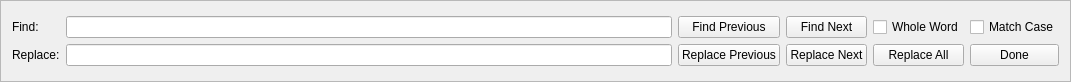
First picture: the form in src/propelleride/forms/finder_flat.ui, repository parallaxinc/PropellerIDE, before the edit.
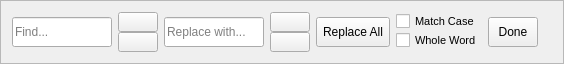
Second picture: the form after the edit. Icons and pictures are not drawn.

Commit message: Improve usability and design of Finder widget

```diff
--- a/src/propelleride/forms/finder_flat.ui
+++ b/src/propelleride/forms/finder_flat.ui
@@ -6,8 +6,8 @@
    <rect>
     <x>0</x>
     <y>0</y>
-    <width>1071</width>
-    <height>82</height>
+    <width>564</width>
+    <height>62</height>
    </rect>
   </property>
   <property name="sizePolicy">
@@ -16,12 +16,6 @@
     <verstretch>0</verstretch>
    </sizepolicy>
   </property>
-  <property name="maximumSize">
-   <size>
-    <width>16777215</width>
-    <height>82</height>
-   </size>
-  </property>
   <property name="windowTitle">
    <string>Frame</string>
   </property>
@@ -31,100 +25,287 @@
   <property name="frameShadow">
    <enum>QFrame::Raised</enum>
   </property>
-  <layout class="QVBoxLayout" name="verticalLayout">
+  <layout class="QHBoxLayout" name="horizontalLayout">
    <item>
-    <layout class="QGridLayout" name="gridLayout">
-     <item row="0" column="1">
-      <widget class="QLineEdit" name="findEdit">
+    <widget class="QLineEdit" name="findEdit">
+     <property name="minimumSize">
+      <size>
+       <width>100</width>
+       <height>30</height>
+      </size>
+     </property>
+     <property name="maximumSize">
+      <size>
+       <width>300</width>
+       <height>16777215</height>
+      </size>
+     </property>
+     <property name="toolTip">
+      <string>Find</string>
+     </property>
+     <property name="statusTip">
+      <string>Find</string>
+     </property>
+     <property name="text">
+      <string/>
+     </property>
+     <property name="placeholderText">
+      <string>Find...</string>
+     </property>
+    </widget>
+   </item>
+   <item>
+    <layout class="QVBoxLayout" name="verticalLayout_2">
+     <property name="spacing">
+      <number>0</number>
+     </property>
+     <item>
+      <widget class="QToolButton" name="findPrevious">
        <property name="minimumSize">
         <size>
-         <width>192</width>
+         <width>40</width>
          <height>0</height>
         </size>
        </property>
+       <property name="maximumSize">
+        <size>
+         <width>40</width>
+         <height>20</height>
+        </size>
+       </property>
+       <property name="toolTip">
+        <string>Find Previous</string>
+       </property>
+       <property name="statusTip">
+        <string>Find Previous</string>
+       </property>
+       <property name="text">
+        <string/>
+       </property>
+       <property name="icon">
+        <iconset resource="../icons/icons.qrc">
+         <normaloff>:/icons/find-previous-pressed.png</normaloff>:/icons/find-previous-pressed.png</iconset>
+       </property>
+       <property name="iconSize">
+        <size>
+         <width>24</width>
+         <height>24</height>
+        </size>
+       </property>
       </widget>
      </item>
-     <item row="0" column="2">
-      <widget class="QPushButton" name="findPrevious">
+     <item>
+      <widget class="QToolButton" name="findNext">
+       <property name="minimumSize">
+        <size>
+         <width>40</width>
+         <height>0</height>
+        </size>
+       </property>
+       <property name="maximumSize">
+        <size>
+         <width>40</width>
+         <height>20</height>
+        </size>
+       </property>
+       <property name="toolTip">
+        <string>Find Next</string>
+       </property>
+       <property name="statusTip">
+        <string>Find Next</string>
+       </property>
        <property name="text">
-        <string>Find Previous</string>
+        <string/>
        </property>
       </widget>
      </item>
-     <item row="0" column="3">
-      <widget class="QPushButton" name="findNext">
+    </layout>
+   </item>
+   <item>
+    <widget class="QLineEdit" name="replaceEdit">
+     <property name="minimumSize">
+      <size>
+       <width>100</width>
+       <height>30</height>
+      </size>
+     </property>
+     <property name="maximumSize">
+      <size>
+       <width>300</width>
+       <height>16777215</height>
+      </size>
+     </property>
+     <property name="toolTip">
+      <string>Replace With</string>
+     </property>
+     <property name="statusTip">
+      <string>Replace With</string>
+     </property>
+     <property name="text">
+      <string/>
+     </property>
+     <property name="placeholderText">
+      <string>Replace with...</string>
+     </property>
+    </widget>
+   </item>
+   <item>
+    <layout class="QVBoxLayout" name="verticalLayout_3">
+     <property name="spacing">
+      <number>0</number>
+     </property>
+     <item>
+      <widget class="QToolButton" name="replacePrevious">
+       <property name="minimumSize">
+        <size>
+         <width>40</width>
+         <height>0</height>
+        </size>
+       </property>
+       <property name="maximumSize">
+        <size>
+         <width>40</width>
+         <height>20</height>
+        </size>
+       </property>
+       <property name="toolTip">
+        <string>Replace Previous</string>
+       </property>
+       <property name="statusTip">
+        <string>Replace Previous</string>
+       </property>
        <property name="text">
-        <string>Find Next</string>
+        <string/>
        </property>
       </widget>
      </item>
-     <item row="0" column="4">
-      <widget class="QCheckBox" name="wholeWord">
+     <item>
+      <widget class="QToolButton" name="replaceNext">
+       <property name="minimumSize">
+        <size>
+         <width>40</width>
+         <height>0</height>
+        </size>
+       </property>
+       <property name="maximumSize">
+        <size>
+         <width>40</width>
+         <height>20</height>
+        </size>
+       </property>
+       <property name="toolTip">
+        <string>Replace Next</string>
+       </property>
+       <property name="statusTip">
+        <string>Replace Next</string>
+       </property>
        <property name="text">
-        <string>Whole Word</string>
+        <string/>
        </property>
       </widget>
      </item>
-     <item row="0" column="5">
+    </layout>
+   </item>
+   <item>
+    <widget class="QToolButton" name="replaceAll">
+     <property name="minimumSize">
+      <size>
+       <width>0</width>
+       <height>30</height>
+      </size>
+     </property>
+     <property name="toolTip">
+      <string>Replace All</string>
+     </property>
+     <property name="statusTip">
+      <string>Replace All</string>
+     </property>
+     <property name="text">
+      <string>Replace All</string>
+     </property>
+    </widget>
+   </item>
+   <item>
+    <layout class="QVBoxLayout" name="verticalLayout">
+     <property name="spacing">
+      <number>0</number>
+     </property>
+     <item>
       <widget class="QCheckBox" name="matchCase">
-       <property name="text">
+       <property name="font">
+        <font>
+         <pointsize>8</pointsize>
+        </font>
+       </property>
+       <property name="toolTip">
         <string>Match Case</string>
        </property>
-      </widget>
-     </item>
-     <item row="1" column="1">
-      <widget class="QLineEdit" name="replaceEdit"/>
-     </item>
-     <item row="1" column="2">
-      <widget class="QPushButton" name="replacePrevious">
-       <property name="text">
-        <string>Replace Previous</string>
+       <property name="statusTip">
+        <string>Match Case</string>
        </property>
-      </widget>
-     </item>
-     <item row="1" column="3">
-      <widget class="QPushButton" name="replaceNext">
        <property name="text">
-        <string>Replace Next</string>
+        <string>Match Case</string>
        </property>
-      </widget>
-     </item>
-     <item row="1" column="4">
-      <widget class="QPushButton" name="replaceAll">
-       <property name="text">
-        <string>Replace All</string>
+       <property name="checkable">
+        <bool>true</bool>
        </property>
       </widget>
      </item>
-     <item row="1" column="5">
-      <widget class="QPushButton" name="doneButton">
-       <property name="sizePolicy">
-        <sizepolicy hsizetype="Minimum" vsizetype="Fixed">
-         <horstretch>0</horstretch>
-         <verstretch>0</verstretch>
-        </sizepolicy>
+     <item>
+      <widget class="QCheckBox" name="wholeWord">
+       <property name="font">
+        <font>
+         <pointsize>8</pointsize>
+        </font>
        </property>
-       <property name="text">
-        <string>Done</string>
+       <property name="toolTip">
+        <string>Whole Word</string>
        </property>
-      </widget>
-     </item>
-     <item row="0" column="0">
-      <widget class="QLabel" name="findLabel">
-       <property name="text">
-        <string>Find:</string>
+       <property name="statusTip">
+        <string>Whole Word</string>
        </property>
-      </widget>
-     </item>
-     <item row="1" column="0">
-      <widget class="QLabel" name="replaceLabel">
        <property name="text">
-        <string>Replace:</string>
+        <string>Whole Word</string>
+       </property>
+       <property name="checkable">
+        <bool>true</bool>
        </property>
       </widget>
      </item>
     </layout>
    </item>
+   <item>
+    <widget class="QToolButton" name="doneButton">
+     <property name="sizePolicy">
+      <sizepolicy hsizetype="Minimum" vsizetype="Fixed">
+       <horstretch>0</horstretch>
+       <verstretch>0</verstretch>
+      </sizepolicy>
+     </property>
+     <property name="minimumSize">
+      <size>
+       <width>50</width>
+       <height>30</height>
+      </size>
+     </property>
+     <property name="text">
+      <string>Done</string>
+     </property>
+    </widget>
+   </item>
+   <item>
+    <spacer name="horizontalSpacer">
+     <property name="orientation">
+      <enum>Qt::Horizontal</enum>
+     </property>
+     <property name="sizeHint" stdset="0">
+      <size>
+       <width>40</width>
+       <height>20</height>
+      </size>
+     </property>
+    </spacer>
+   </item>
   </layout>
  </widget>
  <resources/>
```
Left out of the diff: 16 changed lines with no effect on the pictures. The commit also changes 5 other files.
